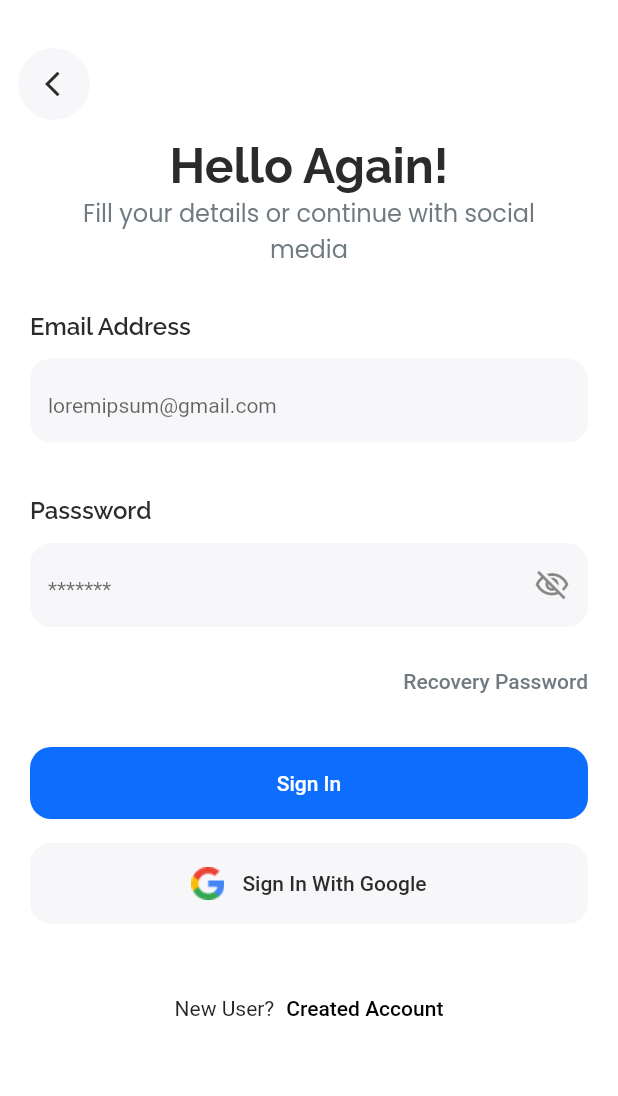
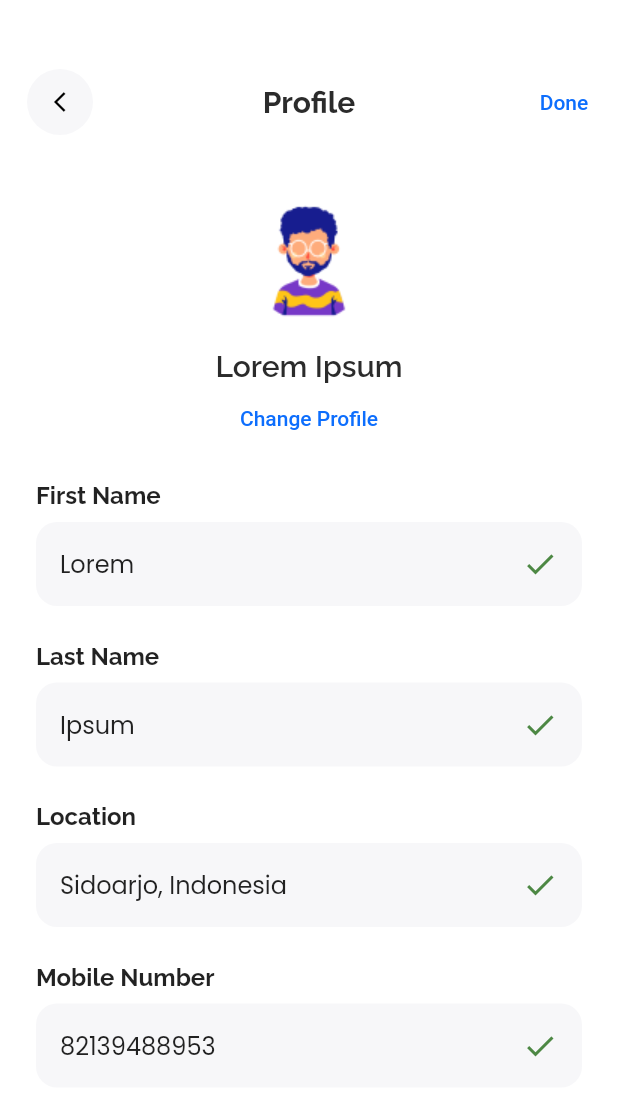
Before and after one commit to indofiz/indah_front_end, a Flutter app: the screen it shows after launch, on a phone screen of 412 x 824 dp. Shown: the top 1096 px of the screen. Run offline on Flutter 3.47's test engine with Material 2 defaults, Android fonts, the phone set to English and light mode, and no system bars; our stand-ins replace google_fonts.

Commit message:
Add Profile

```diff
--- /dev/null
+++ b/lib/components/list-profile.dart
@@ -0,0 +1,58 @@
+import 'package:flutter/cupertino.dart';
+import 'package:flutter/material.dart';
+import 'package:flutter/src/widgets/container.dart';
+import 'package:flutter/src/widgets/framework.dart';
+import 'package:google_fonts/google_fonts.dart';
+
+import '../common/color.dart';
+
+class ListProfile extends StatelessWidget {
+  final String label;
+  final String list;
+  const ListProfile({super.key, required this.list, required this.label});
+
+  @override
+  Widget build(BuildContext context) {
+    return Column(
+      crossAxisAlignment: CrossAxisAlignment.start,
+      children: [
+        Text(
+          label,
+          style: GoogleFonts.raleway(
+              textStyle: TextStyle(fontWeight: FontWeight.w700, fontSize: 16)),
+        ),
+        const SizedBox(
+          height: 8,
+        ),
+        Container(
+          padding: EdgeInsets.symmetric(horizontal: 16, vertical: 16),
+          decoration: BoxDecoration(
+            color: ColorPallete.black60,
+            borderRadius: const BorderRadius.all(Radius.circular(14)),
+          ),
+          child: Row(
+            mainAxisAlignment: MainAxisAlignment.spaceBetween,
+            children: [
+              Text(
+                list,
+                style: GoogleFonts.poppins(
+                  textStyle: const TextStyle(
+                    fontWeight: FontWeight.normal,
+                    fontSize: 16,
+                  ),
+                ),
+              ),
+              Icon(
+                Icons.check,
+                color: ColorPallete.greenColor,
+              )
+            ],
+          ),
+        ),
+        const SizedBox(
+          height: 24,
+        )
+      ],
+    );
+  }
+}
--- a/lib/main.dart
+++ b/lib/main.dart
@@ -1,5 +1,6 @@
 import 'package:flutter/material.dart';
-import 'package:front_end/screen/login.dart';
+import 'package:front_end/screen/authentication/login.dart';
+import 'package:front_end/screen/profile/profile.dart';
 
 void main() {
   runApp(const MyApp());
@@ -17,7 +18,7 @@ class MyApp extends StatelessWidget {
       theme: ThemeData(
         primarySwatch: Colors.blue,
       ),
-      home: LoginScreen(),
+      home: ProfileScreen(),
     );
   }
 }
--- a/lib/screen/forgot.dart
+++ b/lib/screen/authentication/forgot.dart
@@ -4,8 +4,8 @@ import 'package:flutter/src/widgets/framework.dart';
 import 'package:front_end/common/color.dart';
 import 'package:front_end/common/size.dart';
 import 'package:front_end/components/meta-title.dart';
-import 'package:front_end/screen/login.dart';
-import 'package:front_end/screen/register.dart';
+import 'package:front_end/screen/authentication/login.dart';
+import 'package:front_end/screen/authentication/register.dart';
 import 'package:google_fonts/google_fonts.dart';
 
 class ForgotScreen extends StatefulWidget {
--- a/lib/screen/login.dart
+++ b/lib/screen/authentication/login.dart
@@ -4,9 +4,9 @@ import 'package:flutter/src/widgets/framework.dart';
 import 'package:front_end/common/color.dart';
 import 'package:front_end/common/size.dart';
 import 'package:front_end/components/meta-title.dart';
-import 'package:front_end/screen/forgot.dart';
-import 'package:front_end/screen/otp.dart';
-import 'package:front_end/screen/register.dart';
+import 'package:front_end/screen/authentication/forgot.dart';
+import 'package:front_end/screen/authentication/otp.dart';
+import 'package:front_end/screen/authentication/register.dart';
 import 'package:google_fonts/google_fonts.dart';
 
 class LoginScreen extends StatefulWidget {
--- a/lib/screen/register.dart
+++ b/lib/screen/authentication/register.dart
@@ -4,7 +4,7 @@ import 'package:flutter/src/widgets/framework.dart';
 import 'package:front_end/common/color.dart';
 import 'package:front_end/common/size.dart';
 import 'package:front_end/components/meta-title.dart';
-import 'package:front_end/screen/login.dart';
+import 'package:front_end/screen/authentication/login.dart';
 import 'package:google_fonts/google_fonts.dart';
 
 class RegisterScreen extends StatefulWidget {
--- /dev/null
+++ b/lib/screen/profile/profile.dart
@@ -0,0 +1,93 @@
+import 'package:flutter/material.dart';
+import 'package:flutter/src/widgets/container.dart';
+import 'package:flutter/src/widgets/framework.dart';
+import 'package:front_end/common/color.dart';
+import 'package:front_end/common/size.dart';
+import 'package:front_end/components/list-profile.dart';
+import 'package:front_end/screen/profile/profile-edit.dart';
+import 'package:front_end/screen/profile/profile_appbar.dart';
+import 'package:google_fonts/google_fonts.dart';
+
+class ProfileScreen extends StatefulWidget {
+  const ProfileScreen({super.key});
+
+  @override
+  State<ProfileScreen> createState() => _ProfileScreenState();
+}
+
+class _ProfileScreenState extends State<ProfileScreen> {
+  @override
+  Widget build(BuildContext context) {
+    return Scaffold(
+      backgroundColor: Colors.white,
+      body: SingleChildScrollView(
+          child: Column(
+        children: [
+          const SizedBox(
+            height: 32,
+          ),
+          const ProfileAppBar(
+            isDone: true,
+          ),
+          const SizedBox(
+            height: 20,
+          ),
+          Column(
+            mainAxisAlignment: MainAxisAlignment.center,
+            children: [
+              CircleAvatar(
+                radius: 50,
+                backgroundColor: Colors.transparent,
+                child: Image.asset(
+                  'assets/images/profile.png',
+                  height: 120,
+                  width: 120,
+                ),
+              ),
+              const SizedBox(
+                height: 8,
+              ),
+              Text(
+                'Lorem Ipsum',
+                style: GoogleFonts.raleway(
+                  textStyle: TextStyle(
+                      fontSize: Sizes.bodyxl,
+                      color: ColorPallete.black100,
+                      fontWeight: FontWeight.w600),
+                ),
+              ),
+              ElevatedButton(
+                onPressed: () {
+                  Route route = MaterialPageRoute(
+                      builder: (context) => ProfileEditScreen());
+                  Navigator.push(context, route);
+                },
+                style: ElevatedButton.styleFrom(
+                    backgroundColor: Colors.transparent,
+                    foregroundColor: ColorPallete.primaryBlue,
+                    elevation: 0,
+                    side: const BorderSide(
+                      width: 1.0,
+                      color: Colors.transparent,
+                    )),
+                child: const Text('Change Profile'),
+              ),
+            ],
+          ),
+          const Padding(
+            padding: EdgeInsets.only(top: 18.0, left: 24, right: 24),
+            child: Column(
+              crossAxisAlignment: CrossAxisAlignment.start,
+              children: [
+                ListProfile(list: 'Lorem', label: 'First Name'),
+                ListProfile(list: 'Ipsum', label: 'Last Name'),
+                ListProfile(list: 'Sidoarjo, Indonesia', label: 'Location'),
+                ListProfile(list: '82139488953', label: 'Mobile Number'),
+              ],
+            ),
+          ),
+        ],
+      )),
+    );
+  }
+}
--- /dev/null
+++ b/lib/screen/profile/profile_appbar.dart
@@ -0,0 +1,69 @@
+import 'package:flutter/cupertino.dart';
+import 'package:flutter/material.dart';
+import 'package:flutter/src/widgets/container.dart';
+import 'package:flutter/src/widgets/framework.dart';
+import 'package:front_end/common/color.dart';
+import 'package:front_end/common/size.dart';
+import 'package:front_end/screen/authentication/login.dart';
+import 'package:google_fonts/google_fonts.dart';
+
+class ProfileAppBar extends StatelessWidget {
+  final bool isDone;
+  const ProfileAppBar({super.key, required this.isDone});
+
+  @override
+  Widget build(BuildContext context) {
+    return Container(
+      padding: EdgeInsets.symmetric(horizontal: 8, vertical: 12),
+      child: Row(
+        mainAxisAlignment: MainAxisAlignment.spaceBetween,
+        children: [
+          ElevatedButton(
+            onPressed: () {
+              Route route =
+                  MaterialPageRoute(builder: (context) => LoginScreen());
+              Navigator.push(context, route);
+            },
+            style: ElevatedButton.styleFrom(
+                shape: const CircleBorder(), //<-- SEE HERE
+                padding: EdgeInsets.all(14),
+                backgroundColor: ColorPallete.black60,
+                elevation: 0),
+            child: const Icon(
+              Icons.arrow_back_ios_sharp,
+              color: Colors.black,
+              size: 16,
+            ),
+          ),
+          Text(
+            'Profile',
+            style: GoogleFonts.raleway(
+              textStyle: TextStyle(
+                fontSize: Sizes.bodyxl,
+                fontWeight: FontWeight.w700,
+                color: ColorPallete.black100,
+              ),
+            ),
+          ),
+          ElevatedButton(
+            onPressed: () {
+              Route route =
+                  MaterialPageRoute(builder: (context) => LoginScreen());
+              Navigator.push(context, route);
+            },
+            style: ElevatedButton.styleFrom(
+                backgroundColor: Colors.transparent,
+                foregroundColor: ColorPallete.primaryBlue,
+                elevation: 0,
+                padding: const EdgeInsets.only(left: 8),
+                side: const BorderSide(
+                  width: 1.0,
+                  color: Colors.transparent,
+                )),
+            child: isDone ? Text('Done') : null,
+          ),
+        ],
+      ),
+    );
+  }
+}
```
Also changed, not shown: lib/screen/authentication/otp.dart (renamed from lib/screen/otp.dart, +10 -4 lines), lib/screen/profile/profile-edit.dart (added, +266 -0 lines), assets/images/profile.png (added).
